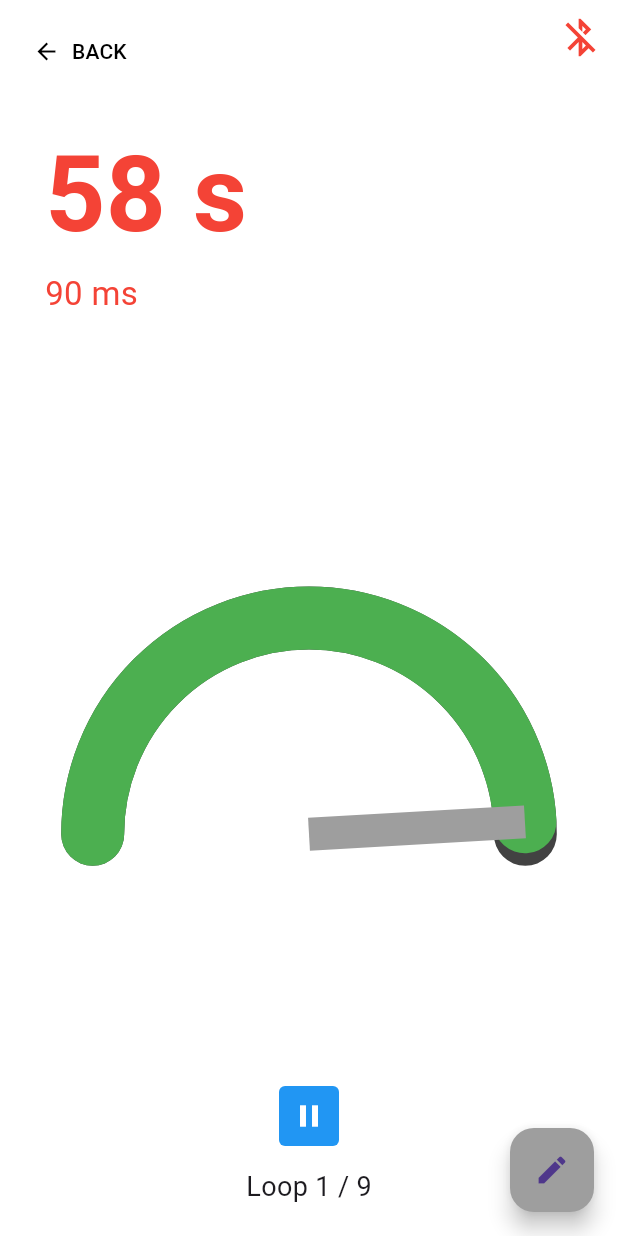
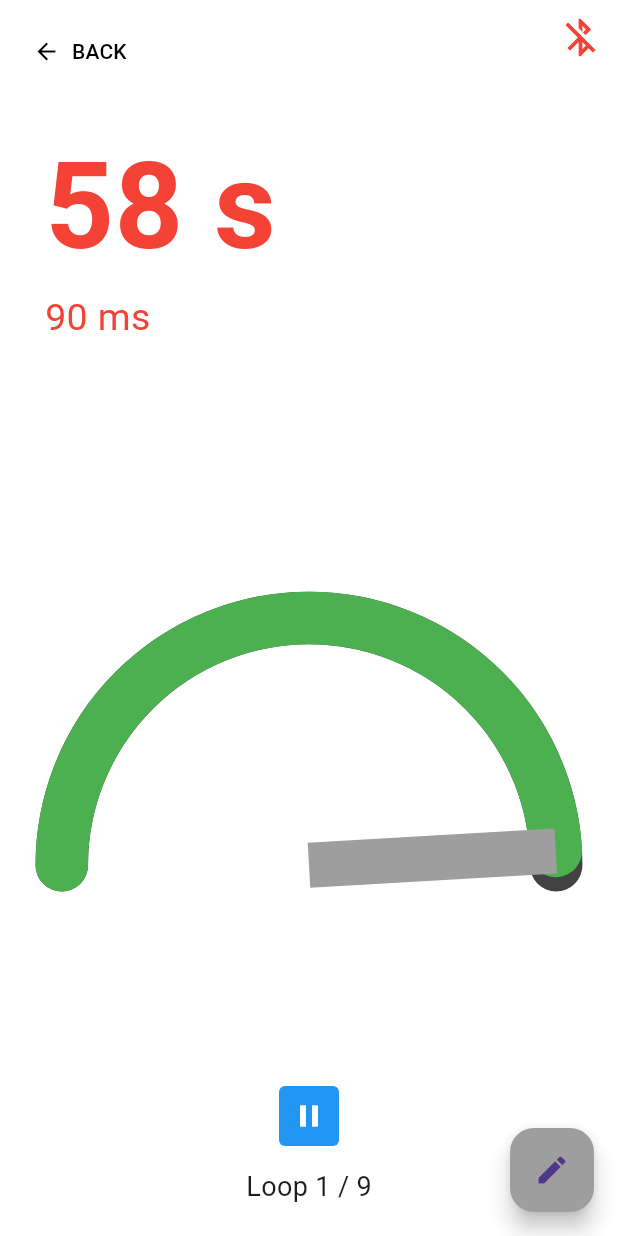
Before and after one commit to Equinoxant2026/Equinoxant, a Flutter app: the screen it shows after launch, after a tap on "Ready!!!", on a phone screen of 412 x 824 dp. Run offline on Flutter 3.47's test engine with Material 3 defaults, Android fonts, the phone set to English and light mode, and no system bars; our stand-ins replace flutter_blue_plus; missing offline and left inert: app_settings, torch_light.

Commit message:
Adjust UI elements and paint stroke widths

```diff
--- a/lib/main.dart
+++ b/lib/main.dart
@@ -356,8 +356,8 @@ class _TimerPageState extends State<TimerPage> {
           if (isWritingDetected) Positioned(top: 10, right: 50, child: Icon(Icons.edit, color: Colors.green, size: 30)),
           if (isWritingDetected) Positioned(top: 10, left: 0, right: 0, child: Center(child: Container(padding: EdgeInsets.symmetric(horizontal: 12, vertical: 6), decoration: BoxDecoration(color: Colors.green, borderRadius: BorderRadius.circular(20)), child: Row(mainAxisSize: MainAxisSize.min, children: [Icon(Icons.edit, color: Colors.white, size: 18), SizedBox(width: 4), Text("WRITING", style: TextStyle(color: Colors.white, fontWeight: FontWeight.bold))])))),
           if (_waitingToResume) Positioned(top: 50, left: 0, right: 0, child: Center(child: Container(padding: EdgeInsets.symmetric(horizontal: 12, vertical: 6), decoration: BoxDecoration(color: Colors.orange, borderRadius: BorderRadius.circular(20)), child: Text("RESUMING IN 1s...", style: TextStyle(color: Colors.white, fontWeight: FontWeight.bold))))),
-          Positioned(left: 30, top: 80, child: Column(crossAxisAlignment: CrossAxisAlignment.start, children: [Text("$seconds s", style: TextStyle(fontSize: 70, color: Colors.red, fontWeight: FontWeight.bold)), Text("${ms.toString().padLeft(2, '0')} ms", style: TextStyle(fontSize: 22, color: Colors.red))])),
-          Center(child: CustomPaint(size: Size(MediaQuery.of(context).size.width * 0.70, MediaQuery.of(context).size.width * 0.70), painter: ArcPainter(progress: progress, arcColor: _getArcColor(progress)))),
+          Positioned(left: 30, top: 80, child: Column(crossAxisAlignment: CrossAxisAlignment.start, children: [Text("$seconds s", style: TextStyle(fontSize: 80, color: Colors.red, fontWeight: FontWeight.bold)), Text("${ms.toString().padLeft(2, '0')} ms", style: TextStyle(fontSize: 25, color: Colors.red))])),
+          Center(child: CustomPaint(size: Size(MediaQuery.of(context).size.width * 0.80, MediaQuery.of(context).size.width * 0.80), painter: ArcPainter(progress: progress, arcColor: _getArcColor(progress)))),
           Positioned(
             bottom: 60,
             left: MediaQuery.of(context).size.width / 2 - 20,
@@ -396,13 +396,13 @@ class ArcPainter extends CustomPainter {
     final radius = size.width / 2;
     final rect = Rect.fromCircle(center: center, radius: radius);
     // INCREASED WIDTH from 30 to 42
-    Paint basePaint = Paint()..color = Colors.grey[800]!..strokeWidth = 42..style = PaintingStyle.stroke..strokeCap = StrokeCap.round;
+    Paint basePaint = Paint()..color = Colors.grey[800]!..strokeWidth = 35..style = PaintingStyle.stroke..strokeCap = StrokeCap.round;
     canvas.drawArc(rect, pi, pi, false, basePaint);
-    Paint progressPaint = Paint()..color = arcColor..strokeWidth = 42..style = PaintingStyle.stroke..strokeCap = StrokeCap.round;
+    Paint progressPaint = Paint()..color = arcColor..strokeWidth = 35..style = PaintingStyle.stroke..strokeCap = StrokeCap.round;
     canvas.drawArc(rect, pi, pi * progress, false, progressPaint);
     double handAngle = pi - (pi * progress);
     Offset handEnd = Offset(center.dx + radius * cos(handAngle), center.dy - radius * sin(handAngle));
-    Paint handPaint = Paint()..color = Colors.grey..strokeWidth = 22;
+    Paint handPaint = Paint()..color = Colors.grey..strokeWidth = 30;
     canvas.drawLine(center, handEnd, handPaint);
   }
   @override
```
